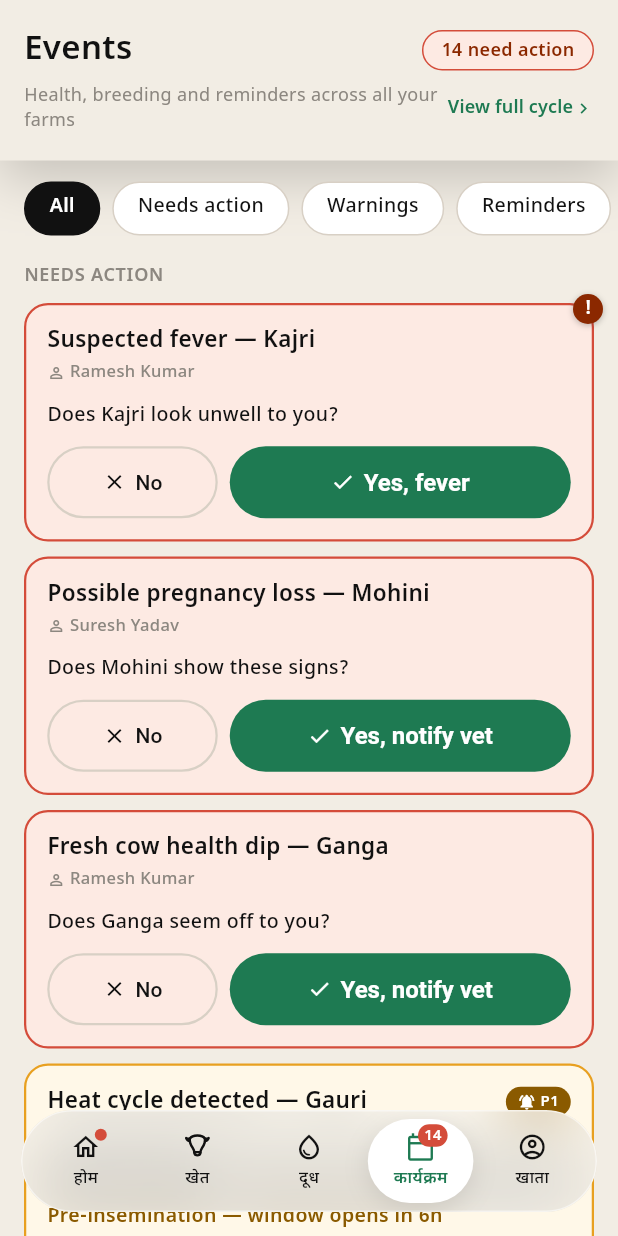
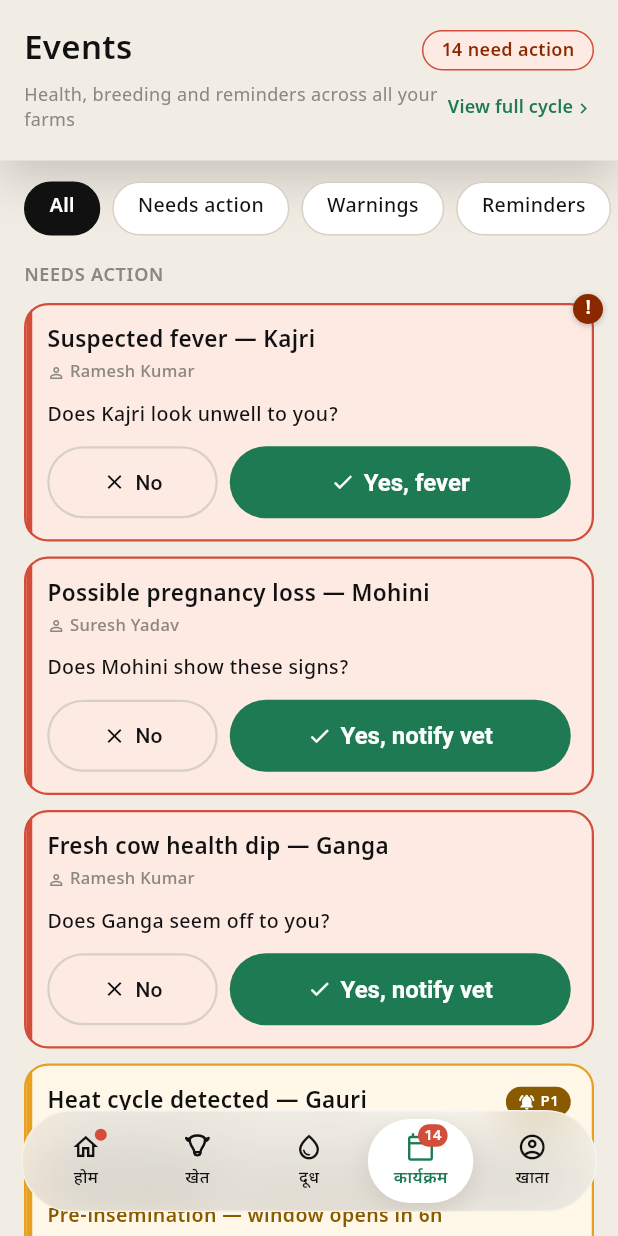
Before and after one commit to vaseey21/Vanix, a Flutter app: the EventsScreen screen opened directly with empty values, on a phone screen of 412 x 824 dp. Run offline on Flutter 3.47's test engine with Material 3 defaults, Android fonts, the phone set to English and light mode, and no system bars; our stand-ins replace video_player.

Commit message:
auto: save changes

```diff
--- a/flutter_app/lib/screens/events_screen.dart
+++ b/flutter_app/lib/screens/events_screen.dart
@@ -1945,9 +1945,15 @@ class _ActionCard extends StatelessWidget {
       borderRadius: BorderRadius.circular(16),
       onTap: null,
       child: Container(
-        padding: const EdgeInsets.all(14),
         decoration: decoration,
-        child: body,
+        clipBehavior: Clip.antiAlias,
+        child: Stack(
+          children: [
+            // 4px severity accent down the left edge (mirrors the HTML border-left)
+            PositionedDirectional(start: 0, top: 0, bottom: 0, child: Container(width: 4, color: accentColor)),
+            Padding(padding: const EdgeInsets.all(14), child: body),
+          ],
+        ),
       ),
     );
     if (priority != _Priority.p0) return card;
```
